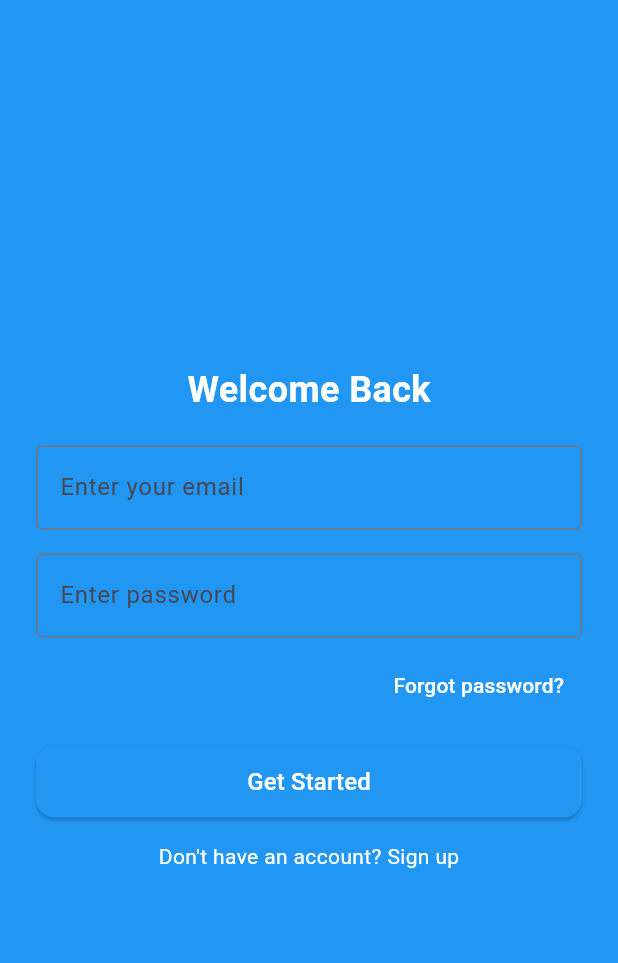
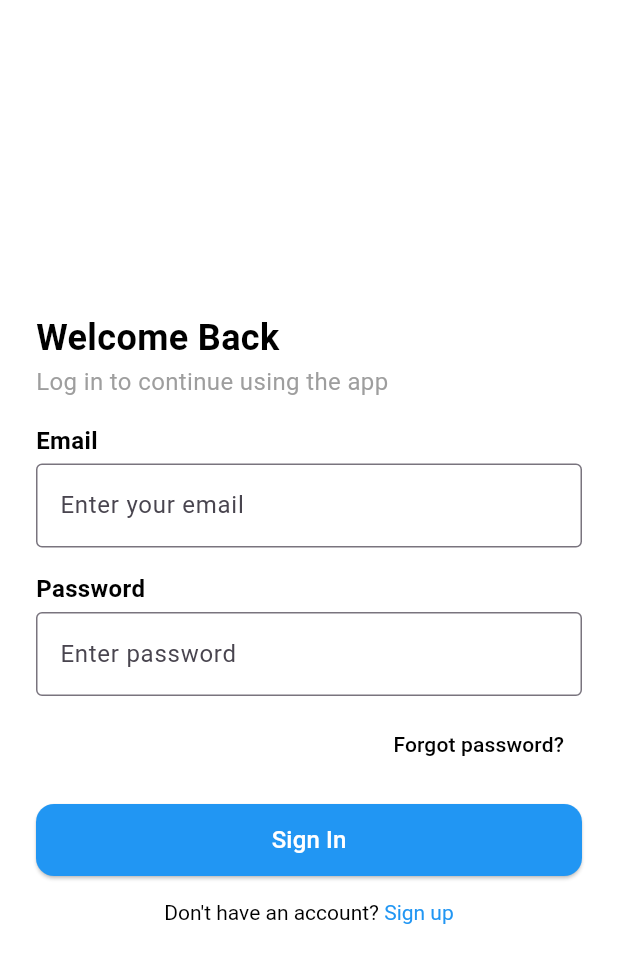
Before and after one commit to imuhammadhassam/tasklify, a Flutter app: the screen it shows after launch, after a tap on "Skip", on a phone screen of 412 x 824 dp. Shown: the top 963 px of the screen. Run offline on Flutter 3.47's test engine with Material 3 defaults, Android fonts, the light colour scheme and no system bars.

Commit message:
Sign up And Signin Pages added

```diff
--- a/lib/main.dart
+++ b/lib/main.dart
@@ -1,6 +1,7 @@
 import 'package:flutter/material.dart';
 import 'views/onboarding screens/onboarding_screen1.dart';
 import 'views//login screen/login_screen.dart'; // placeholder
+import 'views/signup_screen/signup_screen.dart'; // placeholder
 
 void main() {
   runApp(const MyApp());
@@ -16,7 +17,8 @@ class MyApp extends StatelessWidget {
       initialRoute: '/',
       routes: {
         '/': (context) => const OnboardingScreen1(),
-        '/login': (context) => LoginScreen(), // make this later
+        '/Signin': (context) => LoginScreen(),
+        '/Signup': (context) => SignUpScreen(),
       },
     );
   }
--- a/lib/views/login screen/login_screen.dart
+++ b/lib/views/login screen/login_screen.dart
@@ -1,6 +1,7 @@
 import 'package:flutter/material.dart';
 import 'package:tasklify/widgets/custom_button.dart';
 import 'package:tasklify/widgets/custom_textfield.dart';
+import 'package:flutter/gestures.dart';
 
 class LoginScreen extends StatelessWidget {
   final TextEditingController emailController = TextEditingController();
@@ -11,7 +12,7 @@ class LoginScreen extends StatelessWidget {
   @override
   Widget build(BuildContext context) {
     return Scaffold(
-      backgroundColor: Colors.blue, // Background color for the screen
+      backgroundColor: Colors.white, // Background color for the screen
       body: Padding(
         padding: const EdgeInsets.symmetric(horizontal: 24.0),
         child: Center(
@@ -19,26 +20,73 @@ class LoginScreen extends StatelessWidget {
             child: Column(
               mainAxisAlignment: MainAxisAlignment.center,
               children: [
-                const Text(
-                  "Welcome Back",
-                  style: TextStyle(
-                    fontSize: 24,
-                    fontWeight: FontWeight.bold,
-                    color: Colors.white,
+                Align(
+                  alignment: Alignment.centerLeft,
+                  child: Text(
+                    "Welcome Back",
+                    style: TextStyle(
+                      fontSize: 24,
+                      fontWeight: FontWeight.bold,
+                      color: Colors.black,
+                    ),
                   ),
                 ),
-                const SizedBox(height: 20),
+
+                const SizedBox(height: 1),
+
+                Align(
+                  alignment: Alignment.centerLeft,
+                  child: Text(
+                    "Log in to continue using the app",
+                    style: TextStyle(fontSize: 16, color: Colors.grey),
+                  ),
+                ),
+
+                const SizedBox(height: 16),
+
+                Align(
+                  alignment: Alignment.centerLeft,
+                  child: Text(
+                    "Email",
+                    style: TextStyle(
+                      fontSize: 16,
+                      fontWeight: FontWeight.bold,
+                      color: Colors.black,
+                    ),
+                  ),
+                ),
+
+                const SizedBox(height: 4),
+
                 CustomTextField(
                   hintText: 'Enter your email',
                   controller: emailController,
                 ),
+
                 const SizedBox(height: 16),
+
+                Align(
+                  alignment: Alignment.centerLeft,
+                  child: Text(
+                    "Password ",
+                    style: TextStyle(
+                      fontSize: 16,
+                      fontWeight: FontWeight.bold,
+                      color: Colors.black,
+                    ),
+                  ),
+                ),
+
+                const SizedBox(height: 4),
+
                 CustomTextField(
                   hintText: 'Enter password',
                   controller: passwordController,
                   obscureText: true,
                 ),
+
                 const SizedBox(height: 8),
+
                 Align(
                   alignment: Alignment.centerRight,
                   child: TextButton(
@@ -47,20 +95,37 @@ class LoginScreen extends StatelessWidget {
                     },
                     child: const Text(
                       "Forgot password?",
-                      style: TextStyle(color: Colors.white),
+                      style: TextStyle(color: Colors.black),
                     ),
                   ),
                 ),
+
                 const SizedBox(height: 16),
+
                 CustomButton(
+                  text: "Sign In",
                   onTap: () {
                     // TODO: Implement login functionality
                   },
                 ),
+
                 const SizedBox(height: 16),
-                Text(
-                  "Don't have an account? Sign up",
-                  style: TextStyle(color: Colors.white),
+
+                RichText(
+                  text: TextSpan(
+                    text: "Don't have an account? ",
+                    style: TextStyle(color: Colors.black),
+                    children: [
+                      TextSpan(
+                        text: "Sign up",
+                        style: TextStyle(color: Colors.blue),
+                        recognizer: TapGestureRecognizer()
+                          ..onTap = () {
+                            Navigator.pushNamed(context, '/Signup');
+                          },
+                      ),
+                    ],
+                  ),
                 ),
               ],
             ),
--- a/lib/views/onboarding screens/onboarding_screen1.dart
+++ b/lib/views/onboarding screens/onboarding_screen1.dart
@@ -9,6 +9,7 @@ class OnboardingScreen1 extends StatelessWidget {
   @override
   Widget build(BuildContext context) {
     return Scaffold(
+      backgroundColor: Colors.white,
       body: Padding(
         padding: const EdgeInsets.symmetric(horizontal: 24, vertical: 32),
         child: Column(
@@ -16,7 +17,7 @@ class OnboardingScreen1 extends StatelessWidget {
           children: [
             Column(
               children: [
-                Image.asset("assets/images/onboarding1.png", height: 300),
+                Image.asset("assets/images/onboarding1.jpg", height: 340),
                 const SizedBox(height: 32),
                 const Text(
                   "Meet TODO++",
@@ -35,7 +36,7 @@ class OnboardingScreen1 extends StatelessWidget {
               children: [
                 SkipButton(
                   onTap: () {
-                    Navigator.pushReplacementNamed(context, '/login');
+                    Navigator.pushReplacementNamed(context, '/Signin');
                   },
                 ),
                 NextButton(
--- a/lib/views/onboarding screens/onboarding_screen2.dart
+++ b/lib/views/onboarding screens/onboarding_screen2.dart
@@ -9,6 +9,7 @@ class OnboardingScreen2 extends StatelessWidget {
   @override
   Widget build(BuildContext context) {
     return Scaffold(
+      backgroundColor: Colors.white,
       body: Padding(
         padding: const EdgeInsets.symmetric(horizontal: 24, vertical: 32),
         child: Column(
@@ -16,7 +17,7 @@ class OnboardingScreen2 extends StatelessWidget {
           children: [
             Column(
               children: [
-                Image.asset("assets/images/onboarding2.png", height: 300),
+                Image.asset("assets/images/onboarding2.jpg", height: 340),
                 const SizedBox(height: 32),
                 const Text(
                   "Do Less, Better",
@@ -35,7 +36,7 @@ class OnboardingScreen2 extends StatelessWidget {
               children: [
                 SkipButton(
                   onTap: () {
-                    Navigator.pushReplacementNamed(context, '/login');
+                    Navigator.pushReplacementNamed(context, '/Signin');
                   },
                 ),
                 NextButton(
--- a/lib/views/onboarding screens/onboarding_screen3.dart
+++ b/lib/views/onboarding screens/onboarding_screen3.dart
@@ -7,6 +7,7 @@ class OnboardingScreen3 extends StatelessWidget {
   @override
   Widget build(BuildContext context) {
     return Scaffold(
+      backgroundColor: Colors.white,
       body: Padding(
         padding: const EdgeInsets.symmetric(horizontal: 24, vertical: 32),
         child: Column(
@@ -14,7 +15,7 @@ class OnboardingScreen3 extends StatelessWidget {
           children: [
             Column(
               children: [
-                Image.asset("assets/images/onboarding3.png", height: 300),
+                Image.asset("assets/images/onboarding3.jpg", height: 340),
                 const SizedBox(height: 32),
                 const Text(
                   "Seamless Routine Sync",
@@ -29,8 +30,9 @@ class OnboardingScreen3 extends StatelessWidget {
               ],
             ),
             CustomButton(
+              text: "Get Started",
               onTap: () {
-                Navigator.pushReplacementNamed(context, '/login');
+                Navigator.pushReplacementNamed(context, '/Signin');
               },
             ),
           ],
--- a/lib/widgets/custom_button.dart
+++ b/lib/widgets/custom_button.dart
@@ -2,8 +2,9 @@ import 'package:flutter/material.dart';
 
 class CustomButton extends StatelessWidget {
   final VoidCallback onTap;
+  final String text; // <- Pass text as a string
 
-  const CustomButton({super.key, required this.onTap});
+  const CustomButton({super.key, required this.onTap, required this.text});
 
   @override
   Widget build(BuildContext context) {
@@ -18,10 +19,8 @@ class CustomButton extends StatelessWidget {
             borderRadius: BorderRadius.circular(12),
           ),
         ),
-        child: const Text(
-          "Get Started",
-          style: TextStyle(fontSize: 16, color: Colors.white),
-        ),
+        child: Text( text, style: const TextStyle(fontSize: 16, color: Colors.white),),
+
       ),
     );
   }
```
Also changed, not shown: lib/views/signup_screen/signup_screen.dart (+169 -0 lines), pubspec.yaml (+5 -8 lines), assets/images/onboarding1.jpg (added), assets/images/onboarding2.jpg (added), assets/images/onboarding3.jpg (added).
